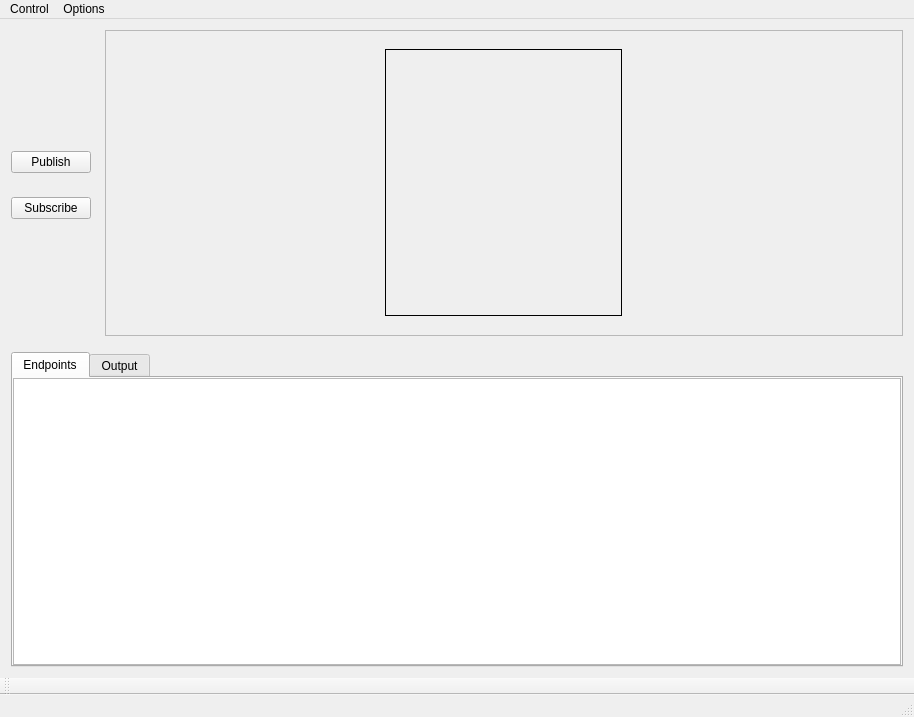
Old version of the form utils/ShapesDemo/forms/mainwindow.ui in the repository eProsima/Fast-DDS.
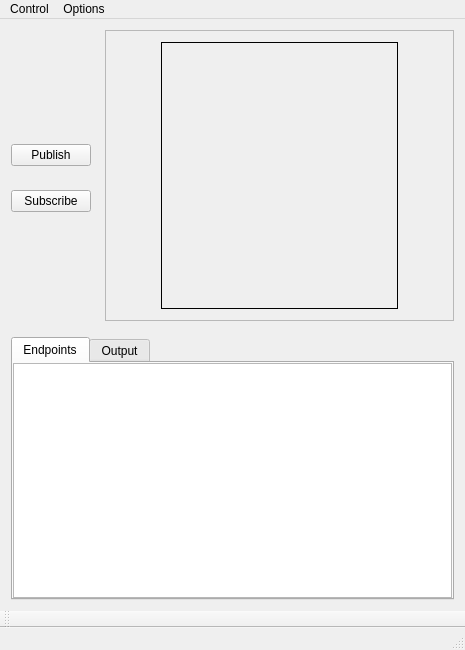
New version of the form. Custom widgets are drawn as their Qt base class.

Patch:
```diff
--- a/utils/ShapesDemo/forms/mainwindow.ui
+++ b/utils/ShapesDemo/forms/mainwindow.ui
@@ -6,8 +6,8 @@
    <rect>
     <x>0</x>
     <y>0</y>
-    <width>914</width>
-    <height>717</height>
+    <width>465</width>
+    <height>650</height>
    </rect>
   </property>
   <property name="windowTitle">
@@ -338,8 +338,8 @@
     <rect>
      <x>0</x>
      <y>0</y>
-     <width>914</width>
-     <height>25</height>
+     <width>465</width>
+     <height>21</height>
     </rect>
    </property>
    <widget class="QMenu" name="menuOptions">
```
